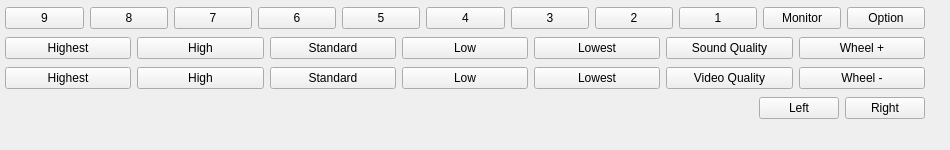
funfun-dc5/qtbrynhildr, file src/GUI/software_button.ui: the form before one commit.
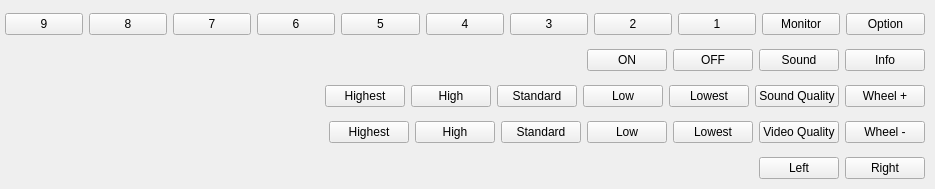
The form after the commit.

Commit message: added sound option button to software button

Diff of the .ui file:
```diff
--- a/src/GUI/software_button.ui
+++ b/src/GUI/software_button.ui
@@ -6,8 +6,8 @@
    <rect>
     <x>0</x>
     <y>0</y>
-    <width>950</width>
-    <height>150</height>
+    <width>935</width>
+    <height>189</height>
    </rect>
   </property>
   <property name="windowTitle">
@@ -19,12 +19,25 @@
      <x>5</x>
      <y>5</y>
      <width>920</width>
-     <height>120</height>
+     <height>186</height>
     </rect>
    </property>
    <layout class="QVBoxLayout" name="verticalLayout_1">
     <item>
      <layout class="QHBoxLayout" name="horizontalLayout_1">
+      <item>
+       <spacer name="horizontalSpacer_1">
+        <property name="orientation">
+         <enum>Qt::Horizontal</enum>
+        </property>
+        <property name="sizeHint" stdset="0">
+         <size>
+          <width>40</width>
+          <height>20</height>
+         </size>
+        </property>
+       </spacer>
+      </item>
       <item>
        <widget class="QPushButton" name="pushButton_11">
         <property name="text">
@@ -104,8 +117,66 @@
       </item>
      </layout>
     </item>
+    <item>
+     <layout class="QHBoxLayout" name="horizontalLayout_5">
+      <item>
+       <spacer name="horizontalSpacer_5">
+        <property name="orientation">
+         <enum>Qt::Horizontal</enum>
+        </property>
+        <property name="sizeHint" stdset="0">
+         <size>
+          <width>40</width>
+          <height>20</height>
+         </size>
+        </property>
+       </spacer>
+      </item>
+      <item>
+       <widget class="QPushButton" name="pushButton_31">
+        <property name="text">
+         <string>ON</string>
+        </property>
+       </widget>
+      </item>
+      <item>
+       <widget class="QPushButton" name="pushButton_30">
+        <property name="text">
+         <string>OFF</string>
+        </property>
+       </widget>
+      </item>
+      <item>
+       <widget class="QPushButton" name="pushButton_29">
+        <property name="text">
+         <string>Sound</string>
+        </property>
+       </widget>
+      </item>
+      <item>
+       <widget class="QPushButton" name="pushButton_28">
+        <property name="text">
+         <string>Info</string>
+        </property>
+       </widget>
+      </item>
+     </layout>
+    </item>
     <item>
      <layout class="QHBoxLayout" name="horizontalLayout_2">
+      <item>
+       <spacer name="horizontalSpacer_2">
+        <property name="orientation">
+         <enum>Qt::Horizontal</enum>
+        </property>
+        <property name="sizeHint" stdset="0">
+         <size>
+          <width>40</width>
+          <height>20</height>
+         </size>
+        </property>
+       </spacer>
+      </item>
       <item>
        <widget class="QPushButton" name="pushButton_18">
         <property name="text">
@@ -159,6 +230,19 @@
     </item>
     <item>
      <layout class="QHBoxLayout" name="horizontalLayout_3">
+      <item>
+       <spacer name="horizontalSpacer_3">
+        <property name="orientation">
+         <enum>Qt::Horizontal</enum>
+        </property>
+        <property name="sizeHint" stdset="0">
+         <size>
+          <width>40</width>
+          <height>20</height>
+         </size>
+        </property>
+       </spacer>
+      </item>
       <item>
        <widget class="QPushButton" name="pushButton_25">
         <property name="text">
```
Left out of the diff: 2 changed lines with no effect on the pictures. The commit also changes 7 other files.
